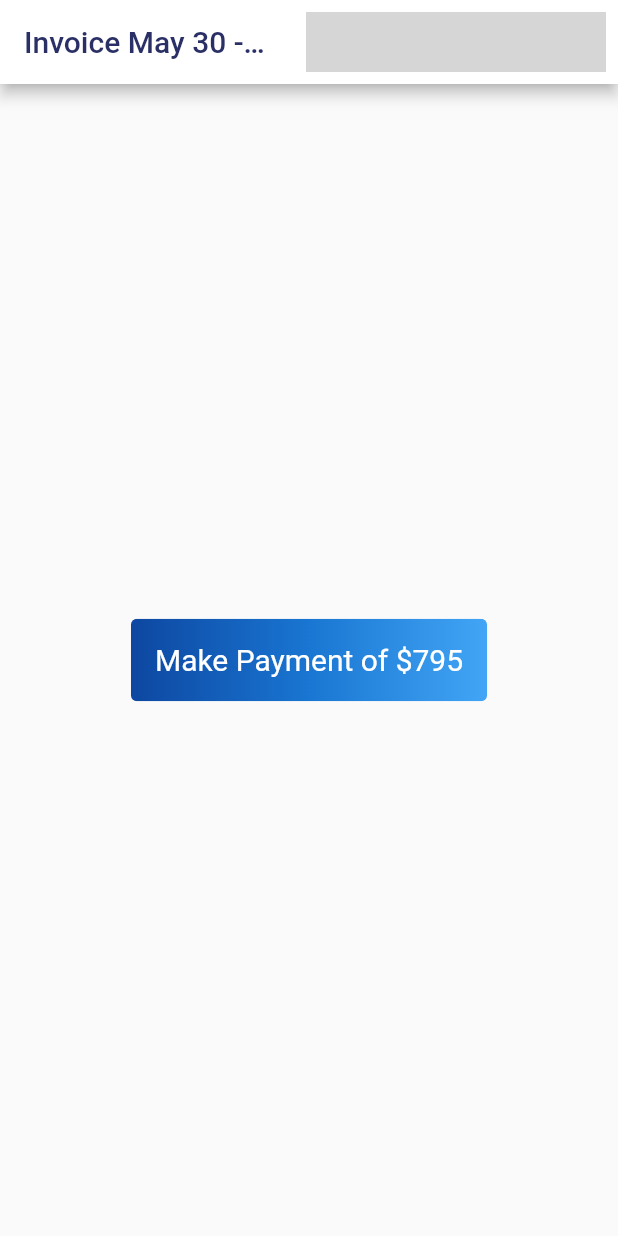
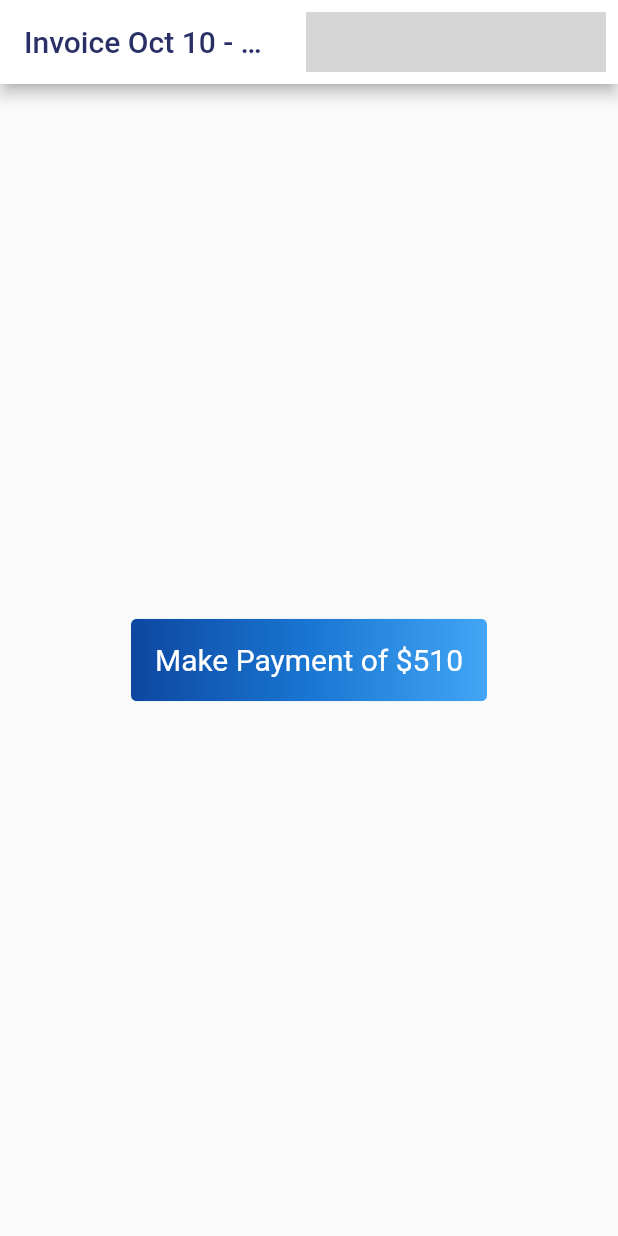
Before and after one commit to Team-Crushing-It/derosa_payment, a Flutter app: the screen it shows after launch, on a phone screen of 412 x 824 dp. Run offline on Flutter 3.47's test engine with Material 2 defaults, Android fonts, the phone set to English and light mode, and no system bars; our stand-ins replace bloc, cloud_firestore, equatable, firebase_auth, firebase_core, flutter_bloc and 1 more; missing offline and left inert: flow_builder, very_good_analysis; accounts and stored records are empty; generated files the repository leaves out were written again; network calls fail; grey boxes are pictures that could not be loaded.

Commit message:
Update home.dart

```diff
--- a/lib/home/view/home.dart
+++ b/lib/home/view/home.dart
@@ -30,8 +30,8 @@ class _HomeState extends State<Home> {
   @override
   Widget build(BuildContext context) {
     const id = 'DeRosa';
-    const title = 'May 30 - June 5';
-    const price = '795';
+    const title = 'Oct 10 - Oct 16';
+    const price = '510';
     final timeStamp = DateTime.now().toString();
 
     return Scaffold(
```
